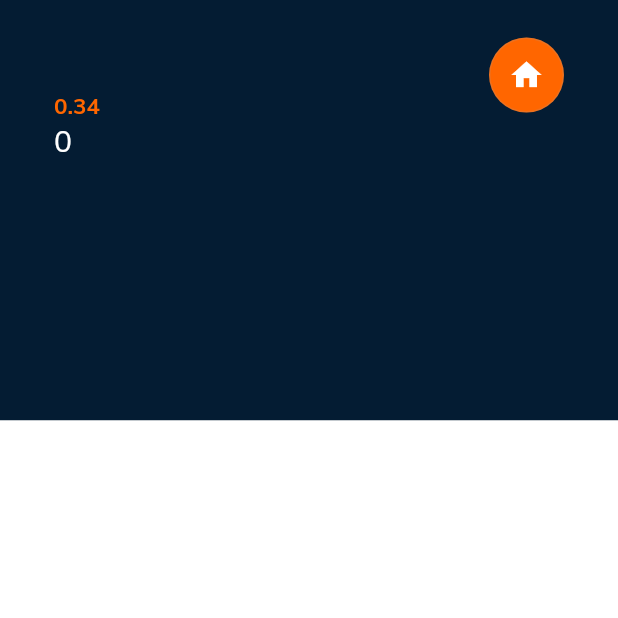
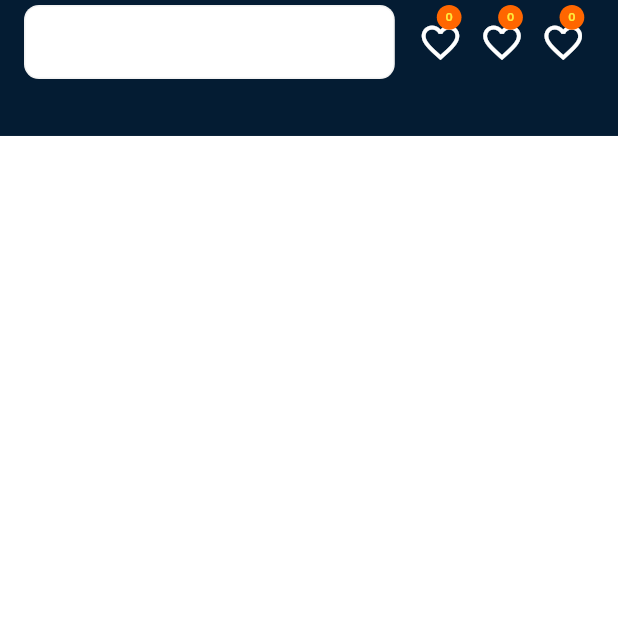
Before and after one commit to animusphere1/papi_kost_2, a Flutter app: the first screen one second after launch, on a phone screen of 412 x 824 dp, the top half of it. Run offline on Flutter 3.47's test engine with Material 2 defaults, Android fonts, the phone set to English and light mode, and no system bars; our stand-ins replace device_info, dots_indicator, font_awesome_flutter, geolocator, supercharged; missing offline and left inert: imei_plugin.

Commit message:
icon home

```diff
--- /dev/null
+++ b/lib/core/viewmodel/homeprovider.dart
@@ -0,0 +1,3 @@
+import 'package:flutter/cupertino.dart';
+
+class HomeProvider extends ChangeNotifier {}
--- a/lib/main.dart
+++ b/lib/main.dart
@@ -1,7 +1,7 @@
 import 'package:flutter/material.dart';
 import 'package:flutter/services.dart';
-import 'package:papi_kost/core/viewmodel/deviceinfoprovider.dart';
-import 'package:papi_kost/core/viewmodel/locationuserprovider.dart';
+import 'package:papi_kost/core/viewmodel/utilsprovider/deviceinfoprovider.dart';
+import 'package:papi_kost/core/viewmodel/utilsprovider/locationuserprovider.dart';
 import 'package:papi_kost/core/viewmodel/onboardprovider.dart';
 import 'package:papi_kost/core/viewmodel/signupprovider.dart';
 import 'package:papi_kost/core/viewmodel/themeprovider.dart';
--- a/lib/ui/screen/home/home.dart
+++ b/lib/ui/screen/home/home.dart
@@ -1,9 +1,5 @@
 import 'package:flutter/material.dart';
-import 'package:flutter/services.dart';
-import 'package:papi_kost/core/viewmodel/deviceinfoprovider.dart';
-import 'package:papi_kost/core/viewmodel/locationuserprovider.dart';
 import 'package:papi_kost/core/viewmodel/onboardprovider.dart';
-import 'package:papi_kost/ui/constant/constantwidget.dart';
 import 'package:papi_kost/ui/screen/home/widget/widget.dart';
 import 'package:provider/provider.dart';
 
@@ -18,7 +14,6 @@ class _HomePageState extends State<HomePage> {
   @override
   initState() {
     super.initState();
-    // Provider.of<LocationUser>(context, listen: false).getLocation();
   }
 
   @override
@@ -28,10 +23,9 @@ class _HomePageState extends State<HomePage> {
       body: CustomScrollView(
         slivers: [
           SliverAppBar(
-            title: appBarHome(context),
             pinned: true,
-            brightness: Brightness.light,
-            toolbarHeight: MediaQuery.of(context).size.height * hasil,
+            title: _appBar(),
+            expandedHeight: MediaQuery.of(context).size.height * 0.11,
             backgroundColor: Theme.of(context).accentColor,
           ),
         ],
@@ -40,78 +34,70 @@ class _HomePageState extends State<HomePage> {
   }
 
   //AppBar
-  Widget appBarHome(BuildContext context) {
+  Widget _appBar() {
     return Container(
-      height: MediaQuery.of(context).size.height * 0.34,
-      color: Theme.of(context).accentColor,
-      child: appBarHomeMenu(context),
+      child: Row(
+        mainAxisAlignment: MainAxisAlignment.spaceAround,
+        children: [
+          SearchWidgetHome(),
+          Expanded(
+            child: Container(
+              child: Row(
+                mainAxisAlignment: MainAxisAlignment.spaceAround,
+                children: [
+                  iconStackLove(context),
+                  iconStackLove(context),
+                  iconStackLove(context),
+                ],
+              ),
+            ),
+          ),
+        ],
+      ),
     );
   }
 
-  Widget appBarHomeMenu(BuildContext context) {
-    return Container(
-      margin: EdgeInsets.symmetric(horizontal: 20, vertical: 25),
-      child: Row(
-        mainAxisAlignment: MainAxisAlignment.spaceBetween,
-        children: [
-          Container(
-            child: Column(
-              crossAxisAlignment: CrossAxisAlignment.start,
-              children: [
-                Consumer2<LocationUser, DeviceInfoCheck>(
-                    builder: (context, locationUser, deviceInfo, _) {
-                  if (locationUser.positionUser == null) {
-                    locationUser.loadLocation();
-                    // deviceInfo.loadDeviceInfo();
-                    return Container(
-                      height: 20,
-                    );
-                  }
-
-                  return Container(
-                    height: 20,
-                    child: Text(
-                      locationUser.positionUser.latitude.toString(),
-                      style: TextStyle(
-                        color: Theme.of(context).backgroundColor,
-                        fontWeight: FontWeight.bold,
-                        fontSize: 20,
-                      ),
-                    ),
-                  );
-                }),
-                dividerTranstparant,
-                Text(
-                  hasil.toString(),
-                  style: TextStyle(
-                    color: Theme.of(context).buttonColor,
-                    fontWeight: FontWeight.bold,
-                    fontSize: 15,
-                  ),
-                ),
-                Consumer<OnBoardProvider>(builder: (context, onboard, _) {
-                  onboard.dateTimeFunction();
-
-                  return Text(onboard.dateTIme.second.toString());
-                }),
-              ],
+  Widget iconStackLove(BuildContext context) {
+    return Stack(
+      children: [
+        Consumer<OnBoardProvider>(
+          builder: (context, prov, _) {
+            return iconLove(prov: () => prov.coba(context), context: context);
+          },
+        ),
+        Positioned(
+          right: 1,
+          child: Container(
+            height: MediaQuery.of(context).size.height * 0.06,
+            width: MediaQuery.of(context).size.width * 0.04,
+            decoration: BoxDecoration(
+              color: Theme.of(context).buttonColor,
+              shape: BoxShape.circle,
+            ),
+            child: Center(
+              child: Text(
+                Provider.of<OnBoardProvider>(context).indexdots.toString(),
+                style: TextStyle(
+                    color: Colors.yellow,
+                    fontSize: 8,
+                    fontWeight: FontWeight.bold),
+              ),
             ),
           ),
-          Container(
-            child: Column(
-              mainAxisAlignment: MainAxisAlignment.start,
-              crossAxisAlignment: CrossAxisAlignment.start,
-              children: [
-                circleButton(
-                  context,
-                  icon: Icons.home,
-                  color: Theme.of(context).buttonColor,
-                  onTap: () => null,
-                ),
-              ],
-            ),
-          ),
-        ],
+        ),
+      ],
+    );
+  }
+
+  Widget iconLove({Function() prov, BuildContext context}) {
+    return GestureDetector(
+      onTap: () {
+        prov != null ? prov() : {};
+      },
+      child: Container(
+        height: MediaQuery.of(context).size.height * 0.1,
+        child: Icon(Icons.favorite_border,
+            size: 30, color: Theme.of(context).backgroundColor),
       ),
     );
   }
@@ -127,7 +113,8 @@ class _HomePageState extends State<HomePage> {
           color: color,
           shape: BoxShape.circle,
           border: Border.all(
-            color: Colors.grey.withOpacity(0.2),
+            width: 2,
+            color: Theme.of(context).buttonColor,
           ),
         ),
         child: new Icon(
--- a/lib/ui/screen/home/widget/searchwidget.dart
+++ b/lib/ui/screen/home/widget/searchwidget.dart
@@ -9,7 +9,9 @@ class _SearchWidgetHomeState extends State<SearchWidgetHome> {
   @override
   Widget build(BuildContext context) {
     return Container(
-      height: MediaQuery.of(context).size.height * 0.08,
+      margin: EdgeInsetsDirectional.only(end: 10),
+      height: MediaQuery.of(context).size.height * 0.06,
+      width: MediaQuery.of(context).size.width * 0.6,
       decoration: BoxDecoration(
         color: Colors.white,
         border: Border.all(color: Colors.black38.withOpacity(0.05)),
--- a/lib/ui/screen/login/widget/textfielditem.dart
+++ b/lib/ui/screen/login/widget/textfielditem.dart
@@ -2,6 +2,7 @@ import 'package:flutter/material.dart';
 import 'package:flutter/services.dart';
 import 'package:papi_kost/ui/constant/enum.dart';
 
+// ignore: must_be_immutable
 class TextFieldItem extends StatefulWidget {
   IconData icon;
   String hintText;
```
Also changed, not shown: lib/core/viewmodel/locationuserprovider.dart (deleted, +0 -19 lines), lib/core/viewmodel/onboardprovider.dart (+25 -8 lines), lib/core/viewmodel/utilsprovider/locationuserprovider.dart (added, +43 -0 lines), lib/core/viewmodel/utilsprovider/checkImageprofileprovider.dart (renamed from lib/core/viewmodel/checkImageprofileprovider.dart), lib/core/viewmodel/utilsprovider/deviceinfoprovider.dart (renamed from lib/core/viewmodel/deviceinfoprovider.dart), 1 other file.
